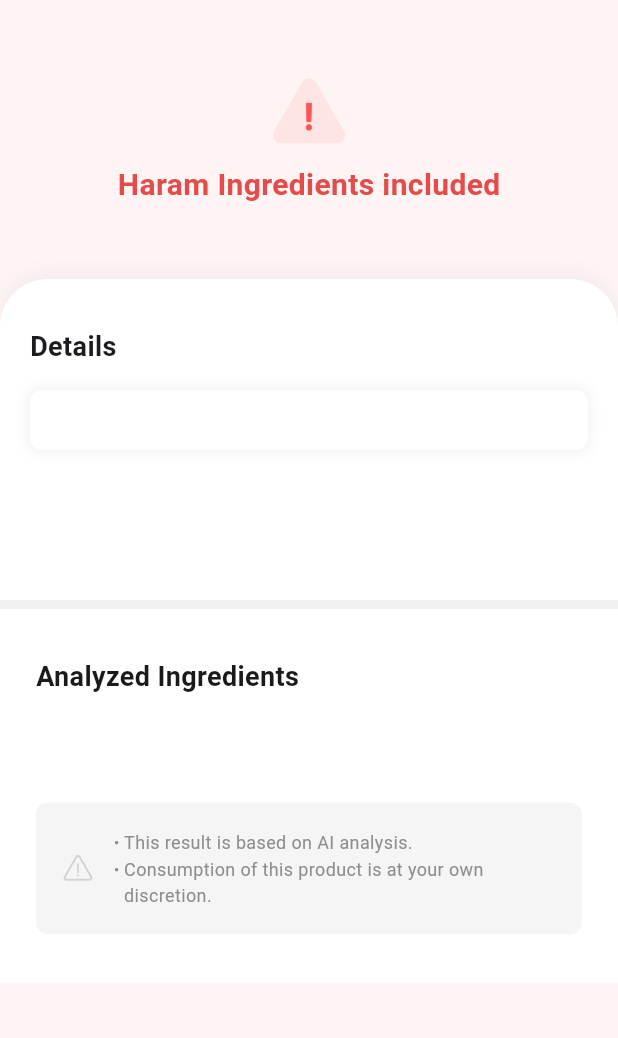
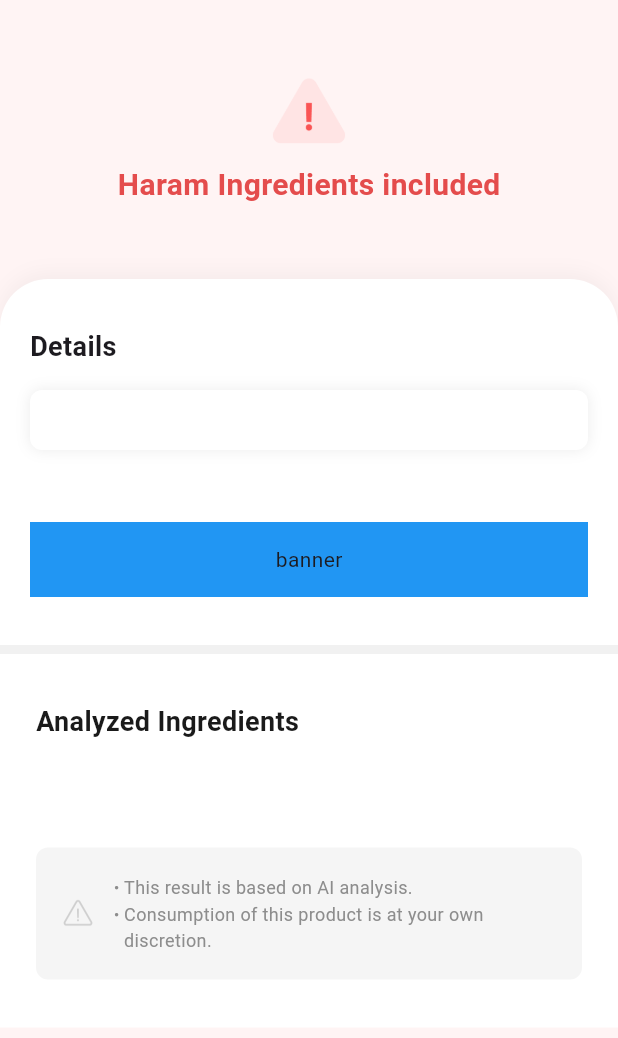
Before and after one commit to f-lab-edu/nutrient-scanner, a Flutter app: the _NutrientIntakeGuideView screen opened directly with empty values, on a phone screen of 412 x 824 dp, the part 84-1122 px from its top. Run offline on Flutter 3.47's test engine with Material 3 defaults, Android fonts, the phone set to English and light mode, and no system bars; our stand-ins replace camera, flutter_riverpod, image_picker, shared_preferences; missing offline and left inert: google_mlkit_text_recognition, openai_dart, simple_barcode_scanner; accounts and stored records are empty.

Commit message:
코드 정리

```diff
--- a/lib/features/nutrient_intake_guide/view/guide_view.dart
+++ b/lib/features/nutrient_intake_guide/view/guide_view.dart
@@ -10,7 +10,6 @@ class _NutrientIntakeGuideView extends StatelessWidget {
   final bool? isNotProducedWithPork;
   final String answer;
   final Function() analyzeNutrientLabel;
-  final Function() showRecognizedText;
   const _NutrientIntakeGuideView({
     required this.recognizedText,
     required this.answer,
@@ -21,7 +20,6 @@ class _NutrientIntakeGuideView extends StatelessWidget {
     this.isNotOtherMeat,
     this.isNotProducedWithPork,
     required this.analyzeNutrientLabel,
-    required this.showRecognizedText,
   });
 
   @override
@@ -161,7 +159,14 @@ class _NutrientIntakeGuideView extends StatelessWidget {
               ),
             ),
             const SizedBox(height: 48),
-            const SizedBox(height: 20),
+            Container(
+              height: 50,
+              width: double.infinity,
+              color: Colors.blue,
+              child: const Center(
+                child: Text('banner'),
+              ),
+            ),
           ],
         ),
       ),
```
Also changed, not shown: lib/features/nutrient_intake_guide/viewmodel/guide_viewmodel.dart (+7 -27 lines).
